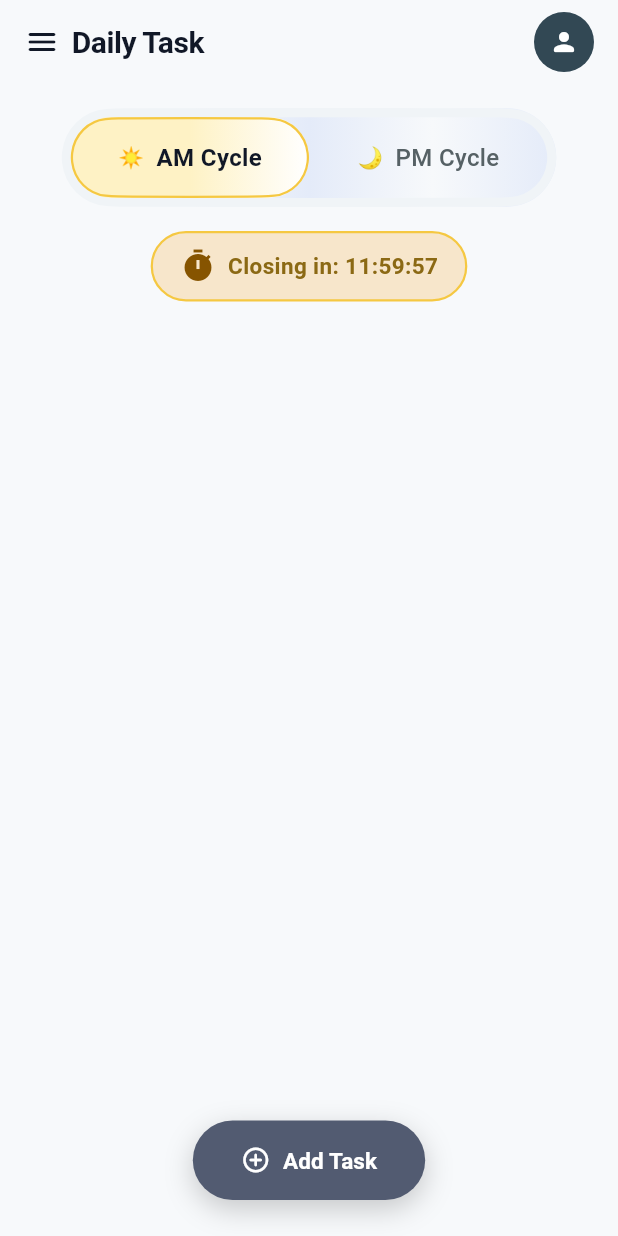
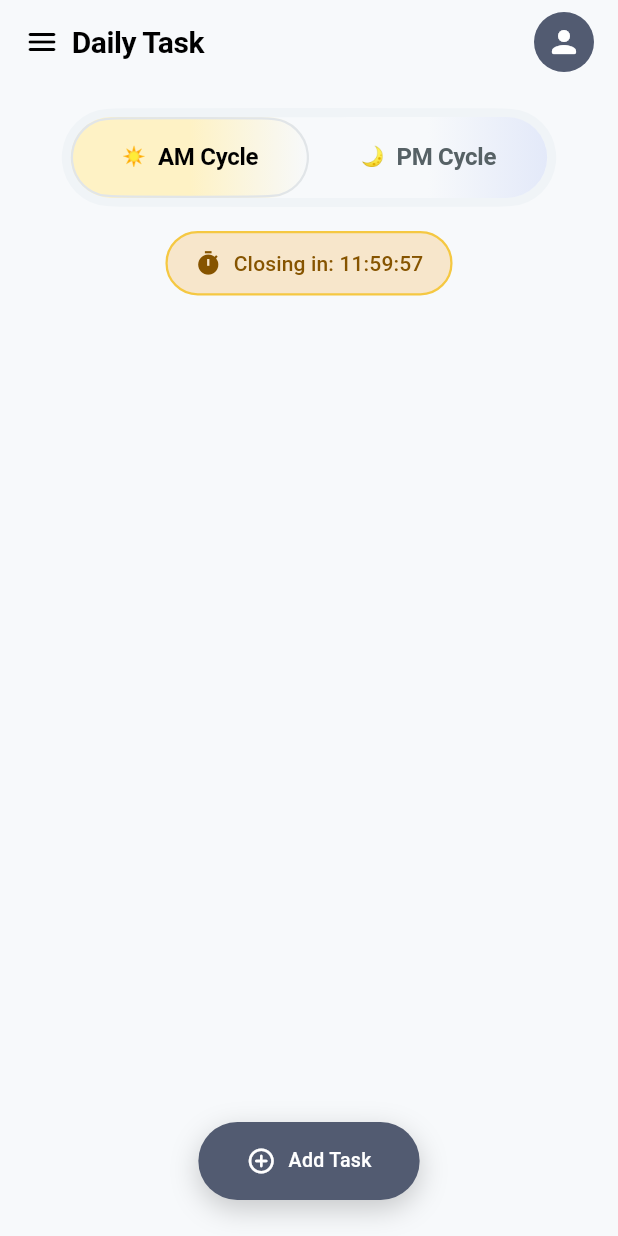
Before and after one commit to prathamkanani/meet-the-team, a Flutter app: the DailyTaskHomePage screen opened directly, after a tap on "☀️", on a phone screen of 412 x 824 dp. Run offline on Flutter 3.47's test engine with Material 3 defaults, Android fonts, the phone set to English and light mode, and no system bars; our stand-ins replace flutter_bloc.

Commit message:
theme applied to the entire app

```diff
--- a/lib/frontend/common/error_dialog.dart
+++ b/lib/frontend/common/error_dialog.dart
@@ -19,71 +19,76 @@ class _ErrorDialogState extends State<ErrorDialog> {
   @override
   Widget build(BuildContext context) {
     final TextTheme textTheme = TextTheme.of(context);
+    final ColorScheme cs = ColorScheme.of(context);
 
     return Dialog(
-      backgroundColor: AppColors.background,
+      backgroundColor: cs.surface,
       shape: RoundedSuperellipseBorder(borderRadius: BorderRadius.circular(30)),
       child: Padding(
-        padding: const EdgeInsets.all(8.0),
+        padding: const EdgeInsets.all(16.0),
         child: Column(
           mainAxisSize: .min,
           children: [
             // Image.asset(''),
-            const Icon(
-              Icons.warning_rounded,
-              size: 100,
-              color: AppColors.statusWarnOrangeBg,
-            ),
+            const Icon(Icons.warning_rounded, size: 100),
             AppSpacing.h08,
             Text(
               widget.exception.message,
               style: textTheme.titleLarge?.copyWith(fontWeight: .w600),
             ),
             AppSpacing.h08,
-            BaseContainer(
-              backgroundColor: AppColors.aMPMCycleBgColor,
+            GestureDetector(
+              onTap: () {
+                setState(() {
+                  _showDetails = !_showDetails;
+                });
+              },
+              child: BaseContainer(
+                backgroundColor: cs.secondaryContainer.withValues(alpha: 0.5),
                 borderRadius: 30,
                 child: Column(
                   mainAxisSize: .min,
                   children: [
                     Flexible(
                       child: Padding(
-                      padding: const EdgeInsets.only(left: 16.0, right: 16),
+                        padding: const EdgeInsets.all(16.0),
                         child: Row(
                           children: [
-                          const Text(
+                            Text(
                               'TECHNICAL LOGS',
-                            style: AppTextStyles.cycleLabelInactive,
+                              style: textTheme.titleMedium,
                             ),
                             const Spacer(),
-                          TextButton.icon(
-                            onPressed: () {
-                              setState(() {
-                                _showDetails = !_showDetails;
-                              });
-                            },
-                            label: Text(
+                            Text(
                               _showDetails ? 'Hide Details' : 'Show Details',
+                              style: textTheme.bodyMedium?.copyWith(
+                                fontWeight: .w600,
                               ),
-                            icon: Icon(
+                            ),
+                            Icon(
                               _showDetails
                                   ? Icons.keyboard_arrow_up
                                   : Icons.keyboard_arrow_down,
-                            ),
-                            iconAlignment: .end,
+                              size: 16,
                             ),
                           ],
                         ),
                       ),
                     ),
-                  _showDetails ? const Divider() : const SizedBox.shrink(),
+                    _showDetails
+                        ? Divider(
+                            height: 0,
+                            color: cs.primary.withValues(alpha: 0.5),
+                          )
+                        : const SizedBox.shrink(),
                     _showDetails
                         ? Padding(
-                          padding: const EdgeInsets.only(bottom: 12.0),
+                            padding: const EdgeInsets.symmetric(vertical: 12.0),
                             child: Text(widget.exception.toString()),
                           )
                         : const SizedBox.shrink(),
                   ],
+                ),
               ),
             ),
             AppSpacing.h08,
--- a/lib/frontend/common/loader.dart
+++ b/lib/frontend/common/loader.dart
@@ -1,14 +1,15 @@
 import 'package:flutter/material.dart';
-import '../config/app_theme.dart';
 
 class Loader extends StatelessWidget {
   const Loader({super.key});
 
   @override
   Widget build(BuildContext context) {
-    return const Center(
+    final ColorScheme cs = ColorScheme.of(context);
+
+    return Center(
       child: CircularProgressIndicator(
-        color: AppColors.textPrimary,
+        color: cs.onSurface,
         strokeWidth: 2,
       ),
     );
--- a/lib/frontend/config/app_theme.dart
+++ b/lib/frontend/config/app_theme.dart
@@ -2,20 +2,126 @@ import 'package:flutter/material.dart';
 
 class AppTheme {
   static final ThemeData lightTheme = ThemeData(
-    // colorScheme: ColorScheme(
-    //   brightness: .light,
-    //   primary: primary,
-    //   onPrimary: Color(0xFFFFFFFF),
-    //   secondary: secondary,
-    //   onSecondary: onSecondary,
-    //   error: Color(0xFF9e403c),
-    //   onError: Color(0xFFFFFFFF),
-    //   surface: Color(0xFFf7f9fb),
-    //   onSurface: Color(0xFFFFFFFF),
-    // ),
+    useMaterial3: true,
+
+    scaffoldBackgroundColor: const Color(0xFFf7f9fb),
+
+    colorScheme: const ColorScheme(
+      brightness: .light,
+      primary: Color(0xFF525b71),
+      onPrimary: Color(0xFFFFFFFF),
+      secondary: Color(0xFFfef2c5),
+      onSecondary: Color(0xFF000000),
+      tertiary: Color(0xFF865400),
+      onTertiary: Color(0xFF8B6914),
+      error: Color(0xFF9e403c),
+      onError: Color(0xFFFFFFFF),
+      surface: Color(0xFFFFFFFF),
+      onSurface: Color(0xFF000000),
+      surfaceContainerHighest: Color(0xFFf7f9fb),
+      secondaryContainer: Color(0xFFe4ebf9),
+      onSecondaryContainer: Color(0xFFFFFFFF)
+    ),
+
+    textTheme:
+        const TextTheme(
+          titleLarge: TextStyle(
+            fontSize: 20,
+            fontWeight: FontWeight.w700,
+            letterSpacing: -0.3,
+          ),
+
+          titleMedium: TextStyle(
+            fontSize: 16,
+            fontWeight: FontWeight.w700,
+            letterSpacing: -0.2,
+          ),
+
+          bodyMedium: TextStyle(
+            fontSize: 13,
+            fontWeight: FontWeight.w500,
+            height: 1.5,
+          ),
+
+          labelLarge: TextStyle(
+            fontSize: 15,
+            fontWeight: FontWeight.w600,
+            letterSpacing: 0.1,
+          ),
+
+          labelMedium: TextStyle(
+            fontSize: 14,
+            fontWeight: FontWeight.bold,
+            letterSpacing: 0.2,
+          ),
+        ).apply(
+          bodyColor: const Color(0xFF566165),
+          displayColor: const Color(0xFF566165),
+        ),
+
+    iconTheme: const IconThemeData(color: Color(0xFF525b71), size: 18),
+
+    extensions: [
+      const AppColorsExtension(
+        amActive: Color(0xFFfef2c5),
+        pmInactive: Color(0xFFe3e9f9),
+        amPmBorder: Color(0xFFe1e5e8),
+        amPmCycleBorder: Color(0xFFf0f4f7),
+        timerBg: Color(0xFFf7e6cb),
+        timerText: Color(0xFF865400),
+        timerBorder: Color(0xFFF5C842),
+        success: Color(0xFF006e2f),
+        warning: Color(0xFFf7a011),
+        danger: Color(0xFF9e403c),
+        neutral: Color(0xFF566165),
+        statusPill: Color(0xFFF3F4F6),
+      ),
+    ],
   );
 }
 
+@immutable
+class AppColorsExtension extends ThemeExtension<AppColorsExtension> {
+  final Color amActive;
+  final Color pmInactive;
+  final Color amPmBorder;
+  final Color amPmCycleBorder;
+  final Color timerBg;
+  final Color timerText;
+  final Color timerBorder;
+
+  final Color success;
+  final Color warning;
+  final Color danger;
+  final Color neutral;
+  final Color statusPill;
+
+  const AppColorsExtension({
+    required this.amActive,
+    required this.pmInactive,
+    required this.amPmBorder,
+    required this.amPmCycleBorder,
+    required this.timerBg,
+    required this.timerText,
+    required this.timerBorder,
+    required this.success,
+    required this.warning,
+    required this.danger,
+    required this.neutral,
+    required this.statusPill
+  });
+
+  @override
+  AppColorsExtension copyWith() => this;
+
+  @override
+  AppColorsExtension lerp(ThemeExtension<AppColorsExtension>? other, double t) {
+    if (other is! AppColorsExtension) return this;
+    return this;
+  }
+}
+
+//region Not needed
 class AppColors {
   static const Color onSurface = Color(0xFFFFFFFF);
 
@@ -123,3 +229,5 @@ class AppTextStyles {
     letterSpacing: 0.1,
   );
 }
+
+//endregion
--- a/lib/frontend/daily_task/daily_task_home_page.dart
+++ b/lib/frontend/daily_task/daily_task_home_page.dart
@@ -1,7 +1,6 @@
 import 'package:flutter/material.dart';
 import 'package:flutter_bloc/flutter_bloc.dart';
 import '../../domain/entity/error.dart';
-import '../common/base_container.dart';
 import '../common/error_dialog.dart';
 import '../common/loader.dart';
 import '../config/app_spacing.dart';
@@ -9,14 +8,11 @@ import 'widgets/add_task_button.dart';
 import 'widgets/add_task_sheet.dart';
 import 'widgets/closing_timer_badge.dart';
 import 'widgets/cycle_toggle.dart';
-import 'widgets/task_card.dart';
 import '../../infrastructure/app_injector.dart';
 import '../../application/logic/daily_task/task_bloc.dart';
 import '../../application/logic/daily_task/task_event.dart';
 import '../../application/logic/daily_task/task_state.dart';
-import '../../domain/entity/task_entity.dart';
 import '../common/error_page.dart';
-import '../config/app_theme.dart';
 import 'widgets/task_list.dart';
 
 class DailyTaskHomePage extends StatefulWidget {
@@ -46,8 +42,9 @@ class _DailyTaskHomePageState extends State<DailyTaskHomePage> {
 
   @override
   Widget build(BuildContext context) {
+    final ColorScheme cs = ColorScheme.of(context);
+
     return Scaffold(
-      backgroundColor: AppColors.background,
       body: SafeArea(
         child: RefreshIndicator(
           onRefresh: () async => _taskBloc.add(LoadTasksEvent(dayPeriod)),
@@ -120,9 +117,12 @@ class _DailyTaskHomePageState extends State<DailyTaskHomePage> {
   }
 
   void errorDialog(BuildContext context, AppException exception) {
-    showDialog(context: context, builder: (context) {
-      return ErrorDialog(exception: exception);
-    });
+    showDialog(
+      context: context,
+      builder: (context) {
+        return ErrorDialog(exception: exception);
+      },
+    );
   }
 
   void _showAddTaskSheet(BuildContext context) {
@@ -143,29 +143,25 @@ class _DailyTaskAppBar extends StatelessWidget {
 
   @override
   Widget build(BuildContext context) {
+    final ColorScheme cs = ColorScheme.of(context);
+
     return SliverAppBar(
       pinned: true,
-      surfaceTintColor: AppColors.background,
-      backgroundColor: AppColors.background,
+      surfaceTintColor: cs.surfaceContainerHighest,
+      backgroundColor: cs.surfaceContainerHighest,
       title: Row(
         children: [
-          const Icon(Icons.menu_rounded, color: AppColors.textPrimary),
+          const Icon(Icons.menu_rounded),
           AppSpacing.w08,
-          const Expanded(
-            child: Text('Daily Task', style: AppTextStyles.appBarTitle),
-          ),
+          const Expanded(child: Text('Daily Task')),
           Container(
             width: 40,
             height: 40,
-            decoration: const BoxDecoration(
-              color: AppColors.userBg,
+            decoration: BoxDecoration(
+              color: cs.primary,
               shape: BoxShape.circle,
             ),
-            child: const Icon(
-              Icons.person_rounded,
-              color: AppColors.userIcon,
-              size: 20,
-            ),
+            child: Icon(Icons.person_rounded, color: cs.onPrimary),
           ),
         ],
       ),
--- a/lib/frontend/daily_task/widgets/add_task_button.dart
+++ b/lib/frontend/daily_task/widgets/add_task_button.dart
@@ -10,13 +10,17 @@ class AddTaskButton extends StatelessWidget {
 
   @override
   Widget build(BuildContext context) {
+    final AppColorsExtension cse = Theme.of(context).extension()!;
+    final ColorScheme cs = ColorScheme.of(context);
+    final TextTheme th = TextTheme.of(context);
+
     return Padding(
       padding: const EdgeInsets.only(bottom: 8),
       child: GestureDetector(
         onTap: () => onTap(context),
         child: BaseContainer(
           padding: const EdgeInsets.symmetric(vertical: 16, horizontal: 32),
-          backgroundColor: AppColors.addTaskBg,
+          backgroundColor: cs.primary,
           shadow: [
             BoxShadow(
               color: Colors.black.withValues(alpha: 0.2),
@@ -24,17 +28,20 @@ class AddTaskButton extends StatelessWidget {
               offset: const Offset(0, 6),
             ),
           ],
-          child: const Row(
+          child: Row(
             mainAxisSize: MainAxisSize.min,
             mainAxisAlignment: .center,
             children: [
               Icon(
                 Icons.add_circle_outline_rounded,
-                color: AppColors.onSurface,
+                color: cs.onPrimary,
                 size: 20,
               ),
               AppSpacing.w08,
-              Text('Add Task', style: AppTextStyles.addTaskLabel),
+              Text(
+                'Add Task',
+                style: th.bodyMedium?.copyWith(color: cs.onPrimary),
+              ),
             ],
           ),
         ),
--- a/lib/frontend/daily_task/widgets/closing_timer_badge.dart
+++ b/lib/frontend/daily_task/widgets/closing_timer_badge.dart
@@ -38,17 +38,19 @@ class ClosingTimerBadge extends StatelessWidget {
 
   @override
   Widget build(BuildContext context) {
+    final AppColorsExtension cse = Theme.of(context).extension()!;
+
     return Container(
       padding: const EdgeInsets.symmetric(horizontal: 18, vertical: 10),
       decoration: BoxDecoration(
-        color: AppColors.timerBadge,
+        color: cse.timerBg,
         borderRadius: BorderRadius.circular(50),
-        border: Border.all(color: AppColors.timerBorder, width: 1.5),
+        border: Border.all(color: cse.timerBorder, width: 1.5),
       ),
       child: Row(
         mainAxisSize: MainAxisSize.min,
         children: [
-          const Icon(Icons.timer, color: AppColors.stopWatch),
+          Icon(Icons.timer, color: cse.timerText),
           AppSpacing.w08,
           TimerText(duration: duration),
         ],
@@ -99,9 +101,12 @@ class _TimerTextState extends State<TimerText> {
 
   @override
   Widget build(BuildContext context) {
+    final TextTheme th = TextTheme.of(context);
+    final AppColorsExtension cse = Theme.of(context).extension()!;
+
     return Text(
       'Closing in: ${_formatDuration(_remaining)}',
-      style: AppTextStyles.timerText,
+      style: th.titleSmall?.copyWith(color: cse.timerText),
     );
   }
 
--- a/lib/frontend/daily_task/widgets/cycle_toggle.dart
+++ b/lib/frontend/daily_task/widgets/cycle_toggle.dart
@@ -15,12 +15,14 @@ class AMPMCycle extends StatelessWidget {
 
   @override
   Widget build(BuildContext context) {
+    final ColorScheme cs = ColorScheme.of(context);
+
     return BlocBuilder<TaskBloc, TaskState>(
       bloc: _taskBloc,
       builder: (_, state) {
         return PinnedHeaderSliver(
           child: Container(
-            color: AppColors.background,
+            color: cs.surfaceContainerHighest,
             padding: const EdgeInsets.all(16),
             child: Row(
               mainAxisSize: .max,
@@ -53,19 +55,14 @@ class CycleToggle extends StatelessWidget {
 
   @override
   Widget build(BuildContext context) {
+    final ColorScheme cs = ColorScheme.of(context);
+    final AppColorsExtension cse = Theme.of(context).extension()!;
+
     return BaseContainer(
       height: MediaQuery.heightOf(context) * 0.08,
       width: MediaQuery.widthOf(context) * 0.8,
-      borderColor: AppColors.aMPMCycleBorder,
-      gradient: const LinearGradient(
-        colors: [
-          AppColors.background,
-          AppColors.aMPMCycleBgColor,
-          AppColors.background,
-          AppColors.aMPMCycleBgColor,
-        ],
-        stops: [0.25, 0.5, 0.75, 1.0],
-      ),
+      borderColor: cse.amPmCycleBorder,
+      backgroundColor: cs.surfaceContainerHighest,
       child: Row(
         mainAxisSize: MainAxisSize.max,
         mainAxisAlignment: .center,
@@ -75,6 +72,7 @@ class CycleToggle extends StatelessWidget {
               label: 'AM Cycle',
               emoji: '☀️',
               isSelected: selected == DayPeriod.am,
+              isAM: selected == DayPeriod.am,
               onTap: () => onChanged(DayPeriod.am),
             ),
           ),
@@ -96,6 +94,7 @@ class _CycleTab extends StatelessWidget {
   final String label;
   final String emoji;
   final bool isSelected;
+  final bool isAM;
   final VoidCallback onTap;
 
   const _CycleTab({
@@ -103,10 +102,15 @@ class _CycleTab extends StatelessWidget {
     required this.emoji,
     required this.isSelected,
     required this.onTap,
+    this.isAM = true,
   });
 
   @override
   Widget build(BuildContext context) {
+    final ColorScheme cs = ColorScheme.of(context);
+    final AppColorsExtension cse = Theme.of(context).extension()!;
+    final TextTheme th = TextTheme.of(context);
+
     return GestureDetector(
       onTap: onTap,
       child: BaseAnimatedContainer(
@@ -114,13 +118,21 @@ class _CycleTab extends StatelessWidget {
         curve: Curves.easeInOut,
         height: MediaQuery.heightOf(context) * 0.08,
         gradient: isSelected
-            ? const LinearGradient(
-                colors: [AppColors.amCycleActive, AppColors.cardBackground],
+            ? LinearGradient(
+                colors: [cse.amActive, cs.surfaceContainerHighest],
                 stops: [0.5, 1.0],
               )
-            : null,
+            : isAM
+            ? LinearGradient(
+                colors: [cs.surfaceContainerHighest, cse.pmInactive],
+                stops: [0.5, 1.0],
+              )
+            : LinearGradient(
+                colors: [cse.pmInactive, cs.surfaceContainerHighest],
+                stops: [0.5, 1.0],
+              ),
         border: isSelected
-            ? const BorderSide(color: AppColors.amCycleBorder, width: 1.5)
+            ? BorderSide(color: cse.amPmBorder, width: 1.5)
             : null,
         child: Row(
           mainAxisAlignment: .center,
@@ -130,8 +142,8 @@ class _CycleTab extends StatelessWidget {
             Text(
               label,
               style: isSelected
-                  ? AppTextStyles.cycleLabel
-                  : AppTextStyles.cycleLabelInactive,
+                  ? th.titleMedium?.copyWith(color: cs.onSurface)
+                  : th.titleMedium,
             ),
           ],
         ),
--- a/lib/frontend/daily_task/widgets/task_card.dart
+++ b/lib/frontend/daily_task/widgets/task_card.dart
@@ -12,6 +12,9 @@ class TaskCard extends StatelessWidget {
 
   @override
   Widget build(BuildContext context) {
+    final ColorScheme cs = ColorScheme.of(context);
+    final TextTheme th = TextTheme.of(context);
+
     return GestureDetector(
       onTap: onTap,
       child: Container(
@@ -20,7 +23,7 @@ class TaskCard extends StatelessWidget {
           shape: RoundedSuperellipseBorder(
             borderRadius: BorderRadius.circular(AppDimensions.cardRadius),
           ),
-          color: AppColors.cardBackground,
+          color: cs.surface,
           shadows: [
             BoxShadow(
               color: Colors.black.withValues(alpha: 0.04),
@@ -32,15 +35,18 @@ class TaskCard extends StatelessWidget {
         child: Column(
           crossAxisAlignment: CrossAxisAlignment.start,
           children: [
-            Text(task.taskId, style: AppTextStyles.ticketId),
+            Text(task.taskId, style: th.bodyMedium),
             AppSpacing.h04,
 
-            Text(task.title, style: AppTextStyles.cardTitle),
+            Text(
+              task.title,
+              style: th.titleMedium?.copyWith(color: cs.onSurface),
+            ),
             AppSpacing.h08,
 
             Text(
               task.description,
-              style: AppTextStyles.cardDescription,
+              style: th.bodyMedium,
               maxLines: 2,
               overflow: TextOverflow.ellipsis,
             ),
@@ -67,17 +73,19 @@ class _LightningBolt extends StatelessWidget {
 
   @override
   Widget build(BuildContext context) {
+    final AppColorsExtension cse = Theme.of(context).extension()!;
+    final ColorScheme cs = ColorScheme.of(context);
+
     return Container(
       width: 36,
       height: 36,
       decoration: BoxDecoration(
-        color: isActive ? AppColors.boltActiveBg : AppColors.boltInactiveBg,
+        color: isActive ? cs.primary : cse.statusPill,
         shape: BoxShape.circle,
       ),
       child: Icon(
         Icons.bolt_rounded,
-        color: isActive ? AppColors.boltActive : AppColors.boltInactive,
-        size: 20,
+        color: isActive ? cs.onPrimary : cs.primary,
       ),
     );
   }
--- a/lib/frontend/daily_task/widgets/task_list.dart
+++ b/lib/frontend/daily_task/widgets/task_list.dart
@@ -42,26 +42,27 @@ class _EmptyState extends StatelessWidget {
 
   @override
   Widget build(BuildContext context) {
+    final AppColorsExtension cse = Theme.of(context).extension()!;
+    final TextTheme th = TextTheme.of(context);
+
     return Center(
       child: Column(
         mainAxisSize: MainAxisSize.min,
         children: [
           Icon(
             cycle == .am ? Icons.wb_sunny_outlined : Icons.nightlight_outlined,
-            color: AppColors.statusNeutral,
+            color: cse.neutral,
             size: 48,
           ),
           AppSpacing.h16,
           Text(
             'No tasks in ${cycle == .am ? 'AM' : 'PM'} cycle',
-            style: AppTextStyles.cardTitle.copyWith(
-              color: AppColors.textSecondary,
-            ),
+            style: th.titleMedium?.copyWith(color: cse.neutral),
           ),
           AppSpacing.h08,
-          const Text(
+          Text(
             'Tap the button below to add your first task.',
-            style: AppTextStyles.cardDescription,
+            style: th.titleSmall,
           ),
         ],
       ),
--- a/lib/frontend/daily_task/widgets/task_status_pill.dart
+++ b/lib/frontend/daily_task/widgets/task_status_pill.dart
@@ -10,10 +10,12 @@ class TaskStatusPill extends StatelessWidget {
 
   @override
   Widget build(BuildContext context) {
+    final AppColorsExtension cse = Theme.of(context).extension()!;
+
     return Container(
       padding: const EdgeInsets.all(6),
       decoration: BoxDecoration(
-        color: AppColors.statusPillBg,
+        color: cse.statusPill,
         borderRadius: BorderRadius.circular(50),
       ),
       child: Row(
@@ -22,22 +24,22 @@ class TaskStatusPill extends StatelessWidget {
           _StatusIcon(
             icon: Icons.check_circle_rounded,
             isActive: status.isApproved,
-            activeColor: AppColors.statusCheckGreenBg,
-            inactiveColor: AppColors.statusNeutral,
+            activeColor: cse.success,
+            inactiveColor: cse.neutral,
           ),
           AppSpacing.w08,
           _StatusIcon(
             icon: Icons.warning_rounded,
             isActive: status.hasWarning,
-            activeColor: AppColors.statusWarnOrangeBg,
-            inactiveColor: AppColors.statusNeutral,
+            activeColor: cse.warning,
+            inactiveColor: cse.neutral,
           ),
           AppSpacing.w08,
           _StatusIcon(
             icon: Icons.block_rounded,
             isActive: status.isBlocked,
-            activeColor: AppColors.statusBlockRedBg,
-            inactiveColor: AppColors.statusNeutral,
+            activeColor: cse.danger,
+            inactiveColor: cse.neutral,
           ),
         ],
       ),
@@ -60,6 +62,9 @@ class _StatusIcon extends StatelessWidget {
 
   @override
   Widget build(BuildContext context) {
+    final AppColorsExtension cse = Theme.of(context).extension()!;
+    final ColorScheme cs = ColorScheme.of(context);
+
     return Container(
       width: AppDimensions.statusIconSize,
       height: AppDimensions.statusIconSize,
@@ -67,11 +72,7 @@ class _StatusIcon extends StatelessWidget {
         color: isActive ? activeColor : Colors.transparent,
         shape: BoxShape.circle,
       ),
-      child: Icon(
-        icon,
-        size: 18,
-        color: isActive ? AppColors.onSurface : AppColors.statusNeutral,
-      ),
+      child: Icon(icon, color: isActive ? cs.onPrimary : cse.neutral),
     );
   }
 }
--- a/lib/main.dart
+++ b/lib/main.dart
@@ -1,5 +1,6 @@
 import 'package:flutter/material.dart';
 import 'frontend/common/error_page.dart';
+import 'frontend/config/app_theme.dart';
 import 'frontend/daily_task/daily_task_home_page.dart';
 import 'infrastructure/app_injector.dart';
 
@@ -14,8 +15,9 @@ class MyApp extends StatelessWidget {
 
   @override
   Widget build(BuildContext context) {
-    return const MaterialApp(
-      home: DailyTaskHomePage(),
+    return MaterialApp(
+      theme: AppTheme.lightTheme,
+      home: const DailyTaskHomePage(),
     );
   }
 }
```
Lines whose indentation alone changed are shown as unchanged.
